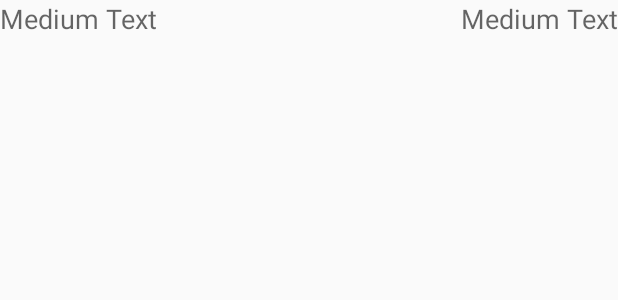
After one commit to kbisht84/MenuRestraurantApp, an Android app: the layout item_food.xml on its own in the app's theme, with its tools: preview values and no code run, on a phone screen of 412 x 824 dp. The commit adds this screen. Shown: the top 300 px of the screen. Run offline under Robolectric (Android 15) with nearby library versions, the phone set to English and light mode, and no system bars.

```diff
--- /dev/null
+++ b/app/src/main/res/layout/item_food.xml
@@ -0,0 +1,26 @@
+<?xml version="1.0" encoding="utf-8"?>
+<RelativeLayout xmlns:android="http://schemas.android.com/apk/res/android"
+    android:layout_width="match_parent"
+    android:layout_height="match_parent" >
+
+
+    <TextView
+        android:layout_width="wrap_content"
+        android:layout_height="wrap_content"
+        android:textAppearance="?android:attr/textAppearanceMedium"
+        android:text="Medium Text"
+        android:id="@+id/textView2"
+        android:layout_alignParentTop="true"
+        android:layout_alignParentLeft="true"
+        android:layout_alignParentStart="true" />
+
+    <TextView
+        android:layout_width="wrap_content"
+        android:layout_height="wrap_content"
+        android:textAppearance="?android:attr/textAppearanceMedium"
+        android:text="Medium Text"
+        android:id="@+id/textView3"
+        android:layout_alignParentTop="true"
+        android:layout_alignParentRight="true"
+        android:layout_alignParentEnd="true" />
+</RelativeLayout>
```
Also changed, not shown: app/src/main/java/com/example/kanakb/menurestraurantapp/Cart.java (+12 -12 lines), app/src/main/java/com/example/kanakb/menurestraurantapp/Food.java (added, +15 -0 lines), app/src/main/java/com/example/kanakb/menurestraurantapp/FoodAdapter.java (added, +38 -0 lines), app/src/main/java/com/example/kanakb/menurestraurantapp/ItemsDetailsPage.java (+4 -6 lines).
